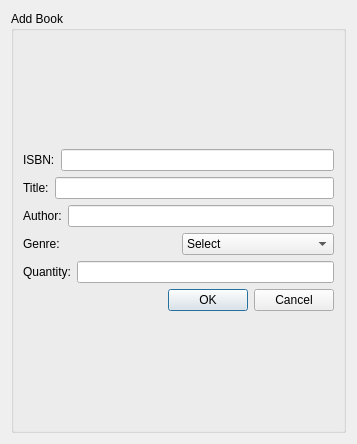
This is addbook.ui in apteryxxyz/cs106-a2-client as Qt 5 draws it before an edit. The edited form follows.
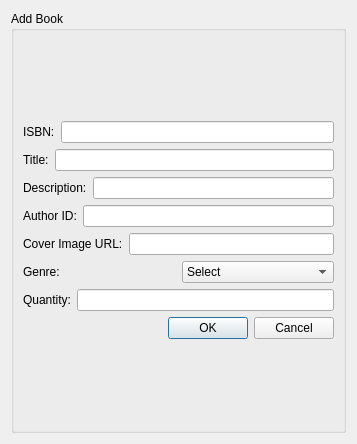
This is the edited form.

Patch:
```diff
--- a/addbook.ui
+++ b/addbook.ui
@@ -62,12 +62,26 @@
           </item>
          </layout>
         </item>
+        <item>
+         <layout class="QHBoxLayout" name="horizontalLayout_3">
+          <item>
+           <widget class="QLabel" name="label_description">
+            <property name="text">
+             <string>Description:</string>
+            </property>
+           </widget>
+          </item>
+          <item>
+           <widget class="QLineEdit" name="line_description"/>
+          </item>
+         </layout>
+        </item>
         <item>
          <layout class="QHBoxLayout" name="horizontalLayout">
           <item>
            <widget class="QLabel" name="label_author">
             <property name="text">
-             <string>Author:</string>
+             <string>Author ID:</string>
             </property>
             <property name="buddy">
              <cstring>line_author</cstring>
@@ -79,6 +93,20 @@
           </item>
          </layout>
         </item>
+        <item>
+         <layout class="QHBoxLayout" name="horizontalLayout_4">
+          <item>
+           <widget class="QLabel" name="label_cover">
+            <property name="text">
+             <string>Cover Image URL:</string>
+            </property>
+           </widget>
+          </item>
+          <item>
+           <widget class="QLineEdit" name="line_cover"/>
+          </item>
+         </layout>
+        </item>
         <item>
          <layout class="QHBoxLayout" name="horizontalLayout_6">
           <item>
```
